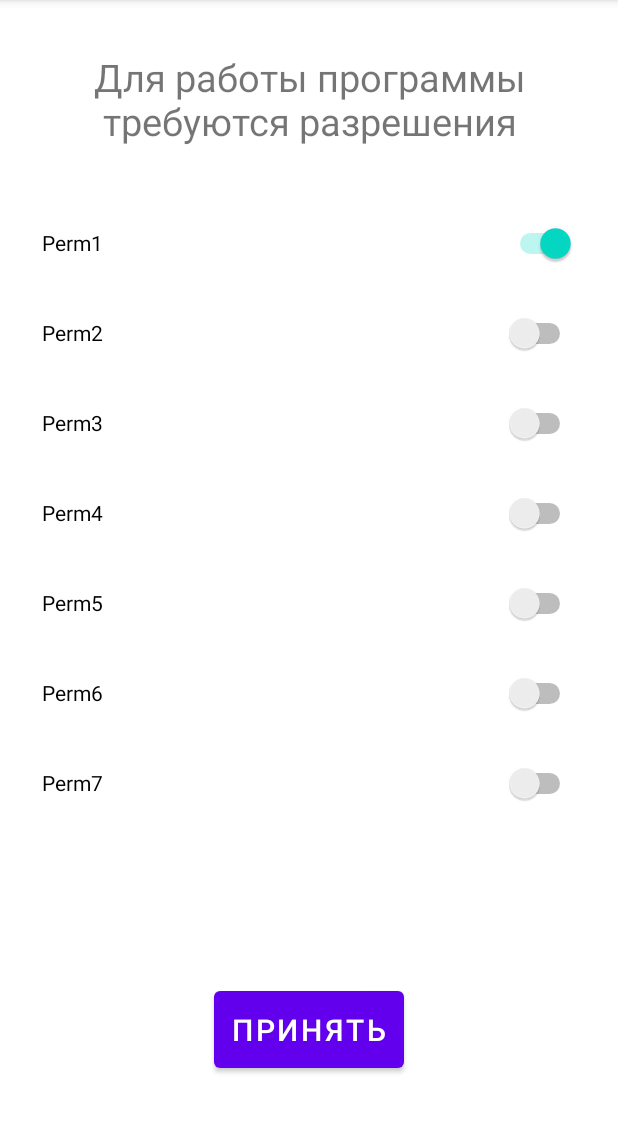
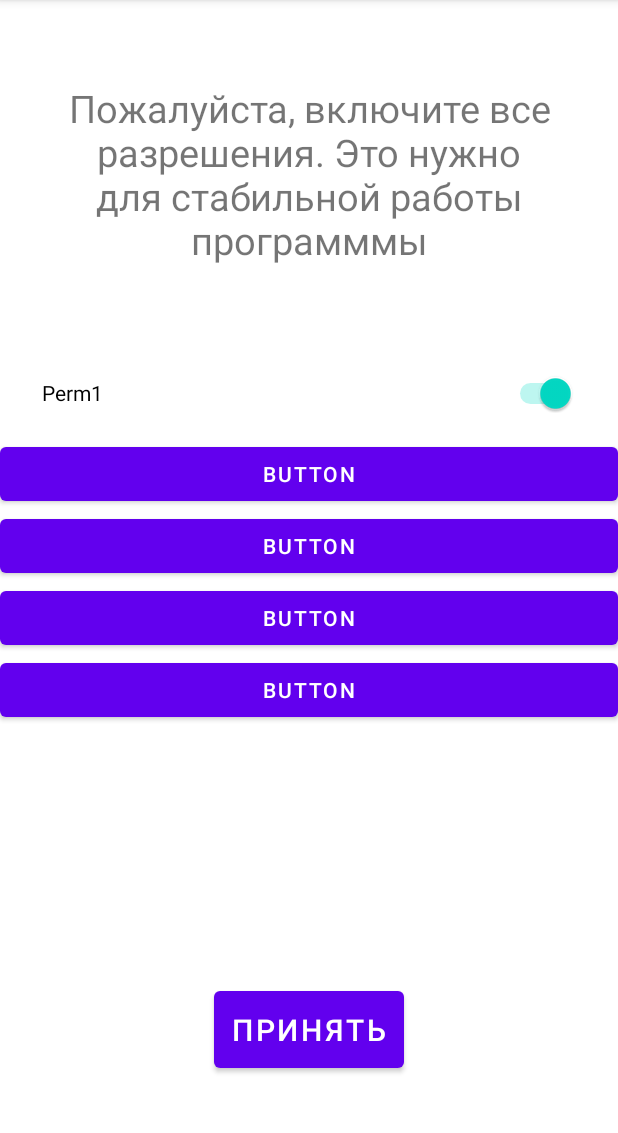
Before and after one commit to ShilinaAle/first_common_project, an Android app: the screen it shows after launch (Permissions), on a phone screen of 412 x 824 dp, the part 84-1217 px from its top. Run offline under Robolectric (Android 15) with nearby library versions, the phone set to English and light mode, and no system bars; 1 statement that could not run was skipped.

Commit message:
Adjusted button connections

```diff
--- a/SRC/Project_X/app/src/main/res/layout/activity_permissions.xml
+++ b/SRC/Project_X/app/src/main/res/layout/activity_permissions.xml
@@ -15,8 +15,8 @@
         <TextView
             android:id="@+id/name_perm"
             android:layout_width="match_parent"
-            android:layout_height="100dp"
-            android:text="Для работы программы требуются разрешения"
+            android:layout_height="200dp"
+            android:text="Пожалуйста, включите все разрешения. Это нужно для стабильной работы программмы"
             android:gravity="center"
             android:layout_marginStart="16dp"
             android:layout_marginEnd="16dp"
@@ -32,76 +32,41 @@
             android:layout_marginStart="16dp"
             android:layout_marginEnd="16dp"
             android:text="@string/perm1"
-            android:onClick = "ClickPerm"
+            android:onClick="onPermClick"
             tools:ignore="UseSwitchCompatOrMaterialXml"/>
 
-        <Switch
-            android:id="@+id/switch2"
+        <Button
+            android:id="@+id/button1"
             android:layout_width="match_parent"
-            android:layout_height="60dp"
-            android:padding="12dp"
-            android:layout_marginStart="16dp"
-            android:layout_marginEnd="16dp"
-            android:text="@string/perm2"
-            android:onClick = "ClickPerm"
-            tools:ignore="UseSwitchCompatOrMaterialXml" />
+            android:layout_height="wrap_content"
+            android:text="Button"
+            android:onClick="onOverClick"/>
 
-        <Switch
-            android:id="@+id/switch3"
+        <Button
+            android:id="@+id/button2"
             android:layout_width="match_parent"
-            android:layout_height="60dp"
-            android:padding="12dp"
-            android:layout_marginStart="16dp"
-            android:layout_marginEnd="16dp"
-            android:text="@string/perm3"
-            android:onClick = "ClickPerm"
-            tools:ignore="UseSwitchCompatOrMaterialXml" />
+            android:layout_height="wrap_content"
+            android:text="Button"
+            android:onClick="onBackClick"/>
 
-        <Switch
-            android:id="@+id/switch4"
+        <Button
+            android:id="@+id/button3"
             android:layout_width="match_parent"
-            android:layout_height="60dp"
-            android:padding="12dp"
-            android:layout_marginStart="16dp"
-            android:layout_marginEnd="16dp"
-            android:text="@string/perm4"
-            android:onClick = "ClickPerm"
-            tools:ignore="UseSwitchCompatOrMaterialXml" />
+            android:layout_height="wrap_content"
+            android:text="Button"
+            android:onClick="onBatClick"/>
 
-        <Switch
-            android:id="@+id/switch5"
+        <Button
+            android:id="@+id/button4"
             android:layout_width="match_parent"
-            android:layout_height="60dp"
-            android:padding="12dp"
-            android:layout_marginStart="16dp"
-            android:layout_marginEnd="16dp"
-            android:text="@string/perm5"
-            android:onClick = "ClickPerm"
-            tools:ignore="UseSwitchCompatOrMaterialXml" />
+            android:layout_height="wrap_content"
+            android:text="Button"
+            android:onClick="onAutoClick"/>
 
-        <Switch
-            android:id="@+id/switch6"
-            android:layout_width="match_parent"
-            android:layout_height="60dp"
-            android:padding="12dp"
-            android:layout_marginStart="16dp"
-            android:layout_marginEnd="16dp"
-            android:text="@string/perm6"
-            android:onClick = "ClickPerm"
-            tools:ignore="UseSwitchCompatOrMaterialXml" />
-
-        <Switch
-            android:id="@+id/switch7"
-            android:layout_width="match_parent"
-            android:layout_height="60dp"
-            android:layout_marginStart="16dp"
-            android:layout_marginEnd="16dp"
-            android:padding="12dp"
-            android:text="@string/perm7"
-            android:onClick = "ClickPerm"
-            tools:ignore="UseSwitchCompatOrMaterialXml" />
 
     </LinearLayout>
+
+
 
     <Button
         android:id="@+id/buttonPerm"
```
